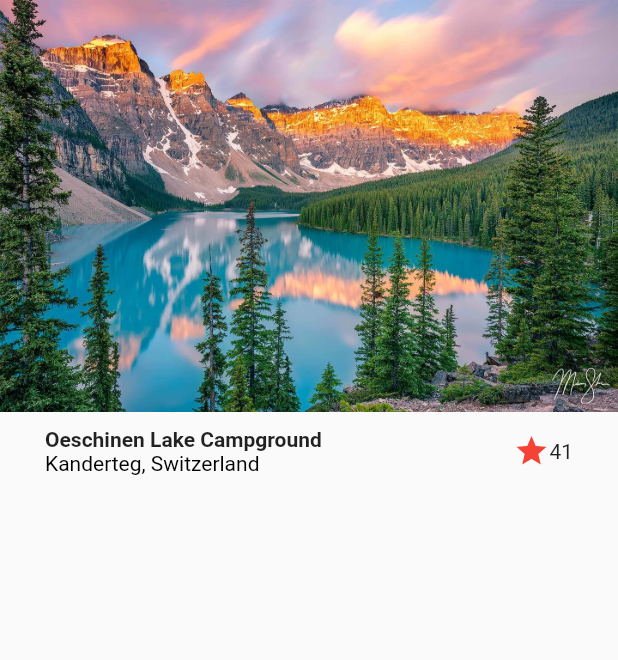
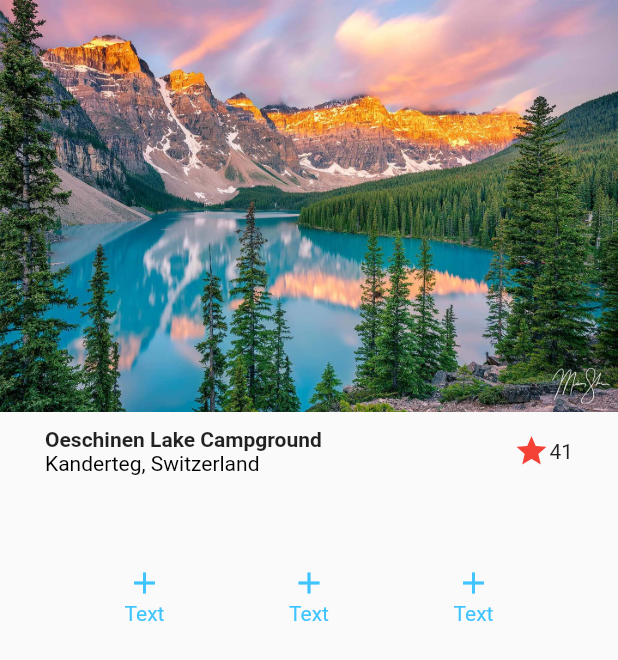
Before and after one commit to MatiasSalomon01/Flutter-Designs, a Flutter app: the screen it shows after launch, on a phone screen of 412 x 824 dp. Shown: the top 660 px of the screen. Run offline on Flutter 3.47's test engine with Material 2 defaults, Android fonts, the phone set to English and light mode, and no system bars.

Commit message:
Diseño Basico - Parte 3.0

```diff
--- a/lib/screens/basic_desing.dart
+++ b/lib/screens/basic_desing.dart
@@ -10,6 +10,11 @@ class BasicDesignScreen extends StatelessWidget {
         children: [
           Image(image: AssetImage('assets/landscape.jpg')),
           Title(),
+          SizedBox(
+            height: 50,
+          ),
+          //Bottom Section
+          ButtonSection()
         ],
       ),
     );
@@ -51,3 +56,52 @@ class Title extends StatelessWidget {
     );
   }
 }
+
+class ButtonSection extends StatelessWidget {
+  const ButtonSection({super.key});
+
+  @override
+  Widget build(BuildContext context) {
+    return Row(
+      mainAxisAlignment: MainAxisAlignment.spaceEvenly,
+      children: [
+        Column(
+          children: const [
+            Icon(
+              Icons.add,
+              color: Colors.lightBlueAccent,
+            ),
+            Text(
+              'Text',
+              style: TextStyle(color: Colors.lightBlueAccent),
+            )
+          ],
+        ),
+        Column(
+          children: const [
+            Icon(
+              Icons.add,
+              color: Colors.lightBlueAccent,
+            ),
+            Text(
+              'Text',
+              style: TextStyle(color: Colors.lightBlueAccent),
+            )
+          ],
+        ),
+        Column(
+          children: const [
+            Icon(
+              Icons.add,
+              color: Colors.lightBlueAccent,
+            ),
+            Text(
+              'Text',
+              style: TextStyle(color: Colors.lightBlueAccent),
+            )
+          ],
+        )
+      ],
+    );
+  }
+}
```
